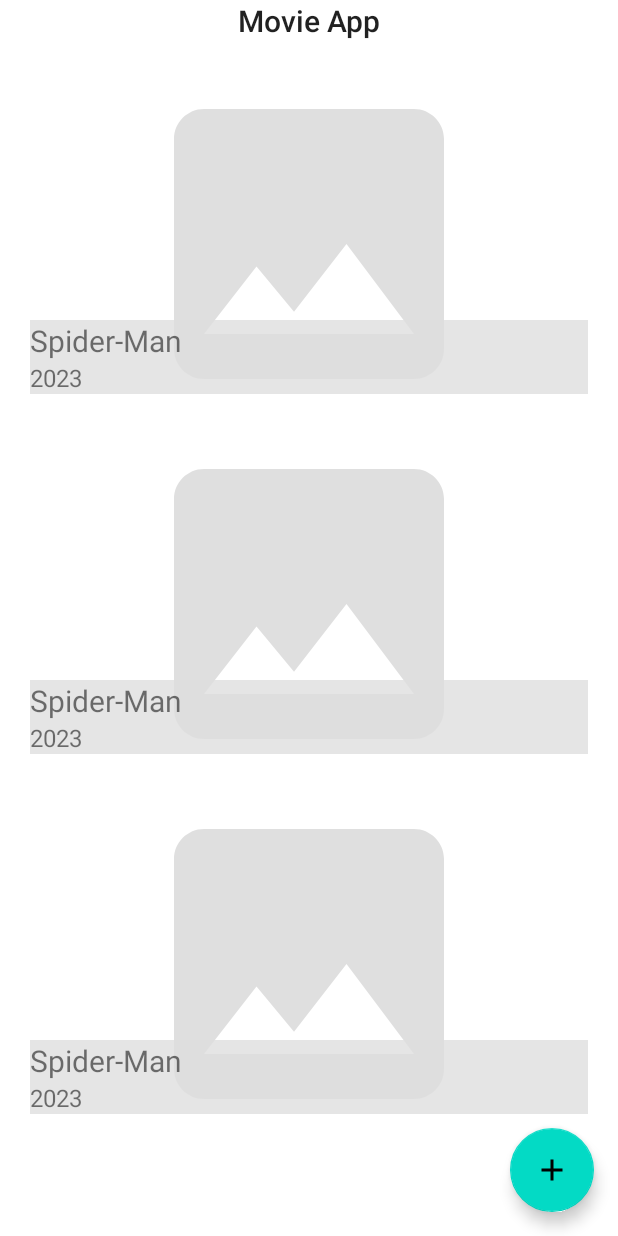
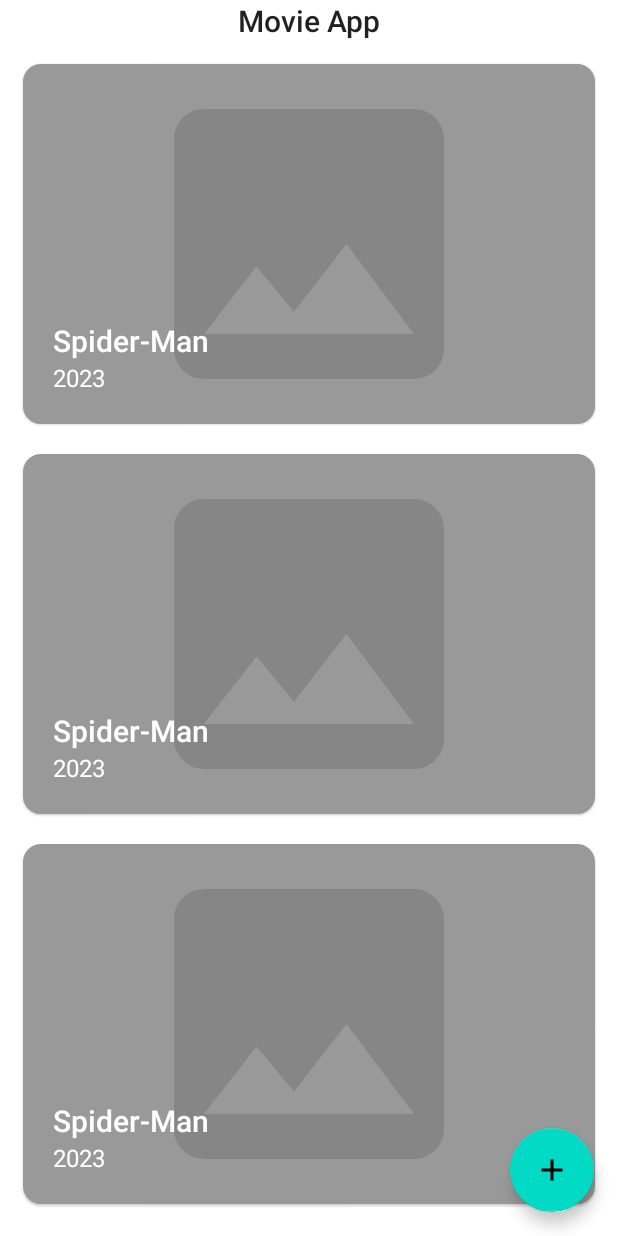
Before and after one commit to carloagetano/MovieKotlinApp, an Android app: the layout activity_main.xml on its own in the app's theme, with its tools: preview values and no code run, on a phone screen of 412 x 824 dp. Run offline under Robolectric (Android 15) with nearby library versions, the phone set to English and light mode, and no system bars; network calls fail.

Commit message:
enhanced item movie UI

```diff
--- a/app/src/main/java/com/example/moviekotlinapp/presentation/main/adapter/MovieAdapter.kt
+++ b/app/src/main/java/com/example/moviekotlinapp/presentation/main/adapter/MovieAdapter.kt
@@ -35,6 +35,7 @@ class MovieAdapter : RecyclerView.Adapter<MovieAdapter.MovieViewHolder>() {
         Glide.with(holder.itemMovieBinding.root)
             .load(movie.images)
             .centerCrop()
+            .placeholder(R.drawable.image_placeholder)
             .into(holder.itemMovieBinding.moviePosterImg)
 
         holder.itemMovieBinding.root.setOnClickListener {
--- a/app/src/main/res/layout/activity_main.xml
+++ b/app/src/main/res/layout/activity_main.xml
@@ -22,10 +22,10 @@
             app:layout_constraintTop_toTopOf="parent">
 
             <TextView
+                style="@style/TextAppearance.AppCompat.Title"
                 android:layout_width="match_parent"
                 android:layout_height="wrap_content"
-                android:layout_marginBottom="15dp"
-                style="@style/TextAppearance.AppCompat.Title"
+                android:layout_marginBottom="5dp"
                 android:text="@string/movie_app"
                 android:textAlignment="center" />
 
@@ -33,7 +33,7 @@
                 android:id="@+id/movieRv"
                 android:layout_width="match_parent"
                 android:layout_height="match_parent"
-                tools:listitem="@layout/item_movie"/>
+                tools:listitem="@layout/item_movie" />
 
         </LinearLayout>
 
--- a/app/src/main/res/layout/item_movie.xml
+++ b/app/src/main/res/layout/item_movie.xml
@@ -4,10 +4,20 @@
     xmlns:tools="http://schemas.android.com/tools">
 
     <data>
+
         <variable
             name="movie"
             type="com.example.moviekotlinapp.data.database.entity.MovieLocal" />
     </data>
+
+    <com.google.android.material.card.MaterialCardView
+        android:layout_width="match_parent"
+        android:layout_height="240dp"
+        android:layout_marginStart="15dp"
+        android:layout_marginTop="10dp"
+        android:layout_marginEnd="15dp"
+        android:layout_marginBottom="10dp"
+        app:cardCornerRadius="12dp">
 
         <androidx.constraintlayout.widget.ConstraintLayout
             android:layout_width="match_parent"
@@ -22,6 +32,11 @@
                 app:layout_constraintStart_toStartOf="parent"
                 app:layout_constraintTop_toTopOf="parent" />
 
+            <View
+                android:layout_width="match_parent"
+                android:layout_height="match_parent"
+                android:background="@color/black_40" />
+
             <LinearLayout
                 android:layout_width="match_parent"
                 android:layout_height="wrap_content"
@@ -32,21 +47,24 @@
 
                 <TextView
                     android:id="@+id/movie_title_tv"
+                    style="@style/TextAppearance.AppCompat.Title"
                     android:layout_width="match_parent"
                     android:layout_height="wrap_content"
-                android:background="#CCdfdfdf"
                     android:text="@{movie.title}"
-                android:textSize="20sp"
+                    android:textColor="@color/white"
                     tools:text="Spider-Man" />
 
                 <TextView
                     android:id="@+id/year_released_tv"
+                    style="@style/TextAppearance.AppCompat.Body1"
                     android:layout_width="match_parent"
                     android:layout_height="wrap_content"
-                android:background="#CCdfdfdf"
                     android:text="@{movie.released}"
+                    android:textColor="@color/white"
                     android:textSize="16sp"
                     tools:text="2023" />
             </LinearLayout>
         </androidx.constraintlayout.widget.ConstraintLayout>
+
+    </com.google.android.material.card.MaterialCardView>
 </layout>
--- a/app/src/main/res/values/colors.xml
+++ b/app/src/main/res/values/colors.xml
@@ -7,4 +7,5 @@
     <color name="teal_700">#FF018786</color>
     <color name="black">#FF000000</color>
     <color name="white">#FFFFFFFF</color>
+    <color name="black_40">#66000000</color>
 </resources>
--- a/app/src/main/res/values/themes.xml
+++ b/app/src/main/res/values/themes.xml
@@ -1,6 +1,6 @@
 <resources xmlns:tools="http://schemas.android.com/tools">
     <!-- Base application theme. -->
-    <style name="Base.Theme.MovieKotlinApp" parent="Theme.MaterialComponents.DayNight.DarkActionBar">
+    <style name="Base.Theme.MovieKotlinApp" parent="Theme.MaterialComponents.DayNight.NoActionBar">
         <!-- Customize your light theme here. -->
         <!-- Primary brand color. -->
         <item name="colorPrimary">@color/purple_500</item>
@@ -11,7 +11,7 @@
         <item name="colorSecondaryVariant">@color/teal_700</item>
         <item name="colorOnSecondary">@color/black</item>
         <!-- Status bar color. -->
-        <item name="android:statusBarColor" >?attr/colorPrimaryVariant</item>
+        <item name="android:statusBarColor" >@color/teal_700</item>
     </style>
 
     <style name="Theme.MovieKotlinApp" parent="Base.Theme.MovieKotlinApp" />
```
Lines whose indentation alone changed are shown as unchanged.
